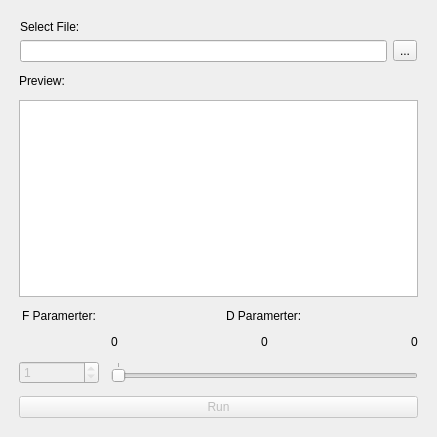
Old version of the form mainwindow.ui in the repository EmanueleGiannuzzi/DCT2_GUI.
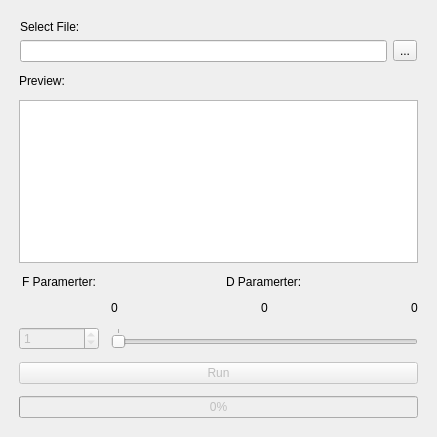
New version of the form.

What changed in the file:
```diff
--- a/mainwindow.ui
+++ b/mainwindow.ui
@@ -187,6 +187,19 @@
           </property>
          </widget>
         </item>
+        <item>
+         <widget class="QProgressBar" name="progressBar">
+          <property name="enabled">
+           <bool>false</bool>
+          </property>
+          <property name="value">
+           <number>0</number>
+          </property>
+          <property name="textVisible">
+           <bool>true</bool>
+          </property>
+         </widget>
+        </item>
        </layout>
       </item>
      </layout>
```
Left out of the diff: 2 changed lines with no effect on the pictures.
